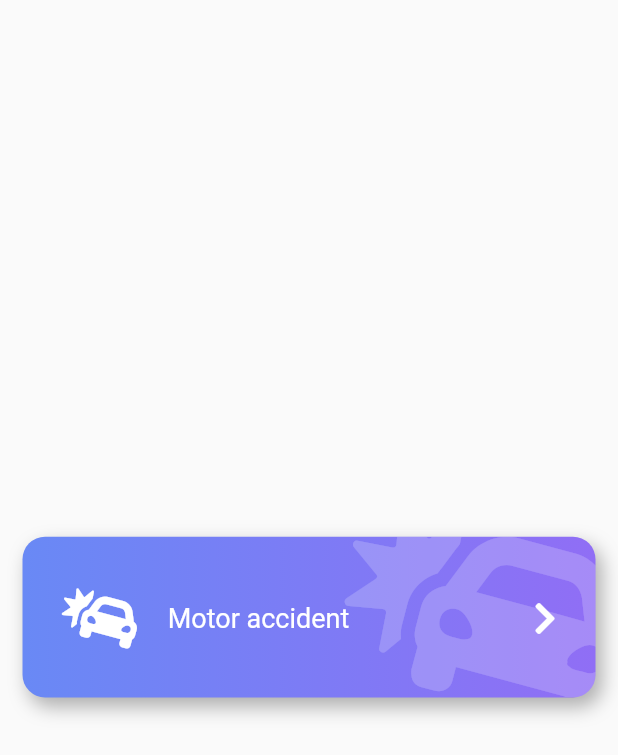
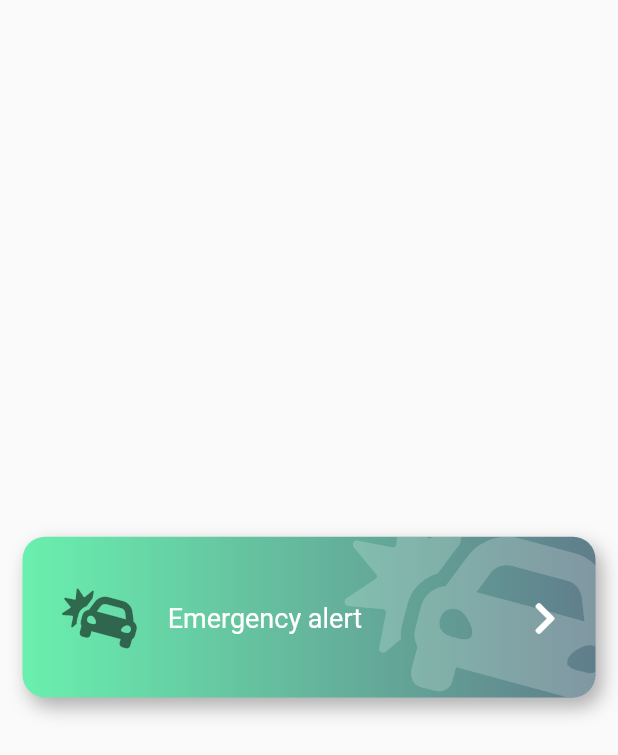
Before and after one commit to CrisMEDev/Flutter-Designs_and_animations, a Flutter app: the screen it shows after launch, on a phone screen of 412 x 824 dp. Shown: the top 755 px of the screen. Run offline on Flutter 3.47's test engine with Material 2 defaults, Android fonts, the phone set to English and light mode, and no system bars; our stand-ins replace flutter_svg, font_awesome_flutter.

Commit message:
Se agrego personalizacion para el boton

```diff
--- a/lib/src/pages/emergency_page.dart
+++ b/lib/src/pages/emergency_page.dart
@@ -10,7 +10,12 @@ class EmergencyPage extends StatelessWidget {
   Widget build(BuildContext context) {
     return Scaffold(
       body: Center(
-        child: BotonGrandeIcono(),
+        child: BotonGrandeIcono(
+          icon: FontAwesomeIcons.carCrash,
+          texto: 'Emergency alert',
+          primaryColor: Colors.black54,
+          onPress: (){},
+        ),
       ),
     );
   }
--- a/lib/src/widgets/boton_grande_icono.dart
+++ b/lib/src/widgets/boton_grande_icono.dart
@@ -1,32 +1,66 @@
 import 'package:flutter/material.dart';
+
 import 'package:font_awesome_flutter/font_awesome_flutter.dart';
 
 class BotonGrandeIcono extends StatelessWidget {
+
+  final IconData icon;
+  final String texto;
+  final Color color1, color2, primaryColor;
+  final Function onPress;
+
+  const BotonGrandeIcono({
+    this.icon   = Icons.adb,
+    @required this.texto,
+    this.color1 = Colors.greenAccent,
+    this.color2 = Colors.blueGrey,
+    this.primaryColor = Colors.white,
+    @required this.onPress
+  });
+
   @override
   Widget build(BuildContext context) {
 
     final size = MediaQuery.of(context).size;
 
-    return Stack(
+    return GestureDetector(
+      onTap: () => {
+        print('Soy un botón'),
+        this.onPress(),
+      },
+      child: Stack(
         children: [
-        _BotonGrandeBackground(),
+          _BotonGrandeBackground(
+            color1: this.color1,
+            color2: this.color2,
+            icon: this.icon,
+          ),
           Row(
             mainAxisAlignment: MainAxisAlignment.center,
             children: [
               SizedBox( height: size.height * 0.18, width: size.width * 0.10, ),
-            FaIcon( FontAwesomeIcons.carCrash, color: Colors.white, size: 40.0, ),
+              FaIcon( this.icon, color: this.primaryColor, size: 40.0, ),
               SizedBox( width: size.width * 0.05, ),
-            Expanded(child: Text('Motor accident', style: TextStyle( color: Colors.white, fontSize: 18.0 ),)),
-            FaIcon( FontAwesomeIcons.chevronRight, color: Colors.white, ),
+              Expanded(child: Text(this.texto, style: TextStyle( color: Colors.white, fontSize: 18.0 ),)),
+              FaIcon(
+                FontAwesomeIcons.chevronRight,
+                color: Colors.white,
+              ),
               SizedBox( width: size.width * 0.10, )
             ],
           ),
         ],
+      ),
     );
   }
 }
 
 class _BotonGrandeBackground extends StatelessWidget {
+
+  final Color color1, color2;
+  final IconData icon;
+
+  const _BotonGrandeBackground({this.color1, this.color2, this.icon});
 
   @override
   Widget build(BuildContext context) {
@@ -39,7 +73,7 @@ class _BotonGrandeBackground extends StatelessWidget {
             Positioned(
               right: -20.0,
               top: -20.0,
-              child: FaIcon( FontAwesomeIcons.carCrash, size: 150, color: Colors.white.withOpacity(0.2), ),
+              child: FaIcon( this.icon, size: 150, color: Colors.white.withOpacity(0.2), ),
             )
           ],
         ),
@@ -58,8 +92,8 @@ class _BotonGrandeBackground extends StatelessWidget {
         borderRadius: BorderRadius.circular(15.0),
         gradient: LinearGradient(
           colors: [
-            Color(0xFF6989F5),
-            Color(0xFF906EF5),
+            this.color1,
+            this.color2,
           ]
         )
       ),
```
Lines whose indentation alone changed are shown as unchanged.
